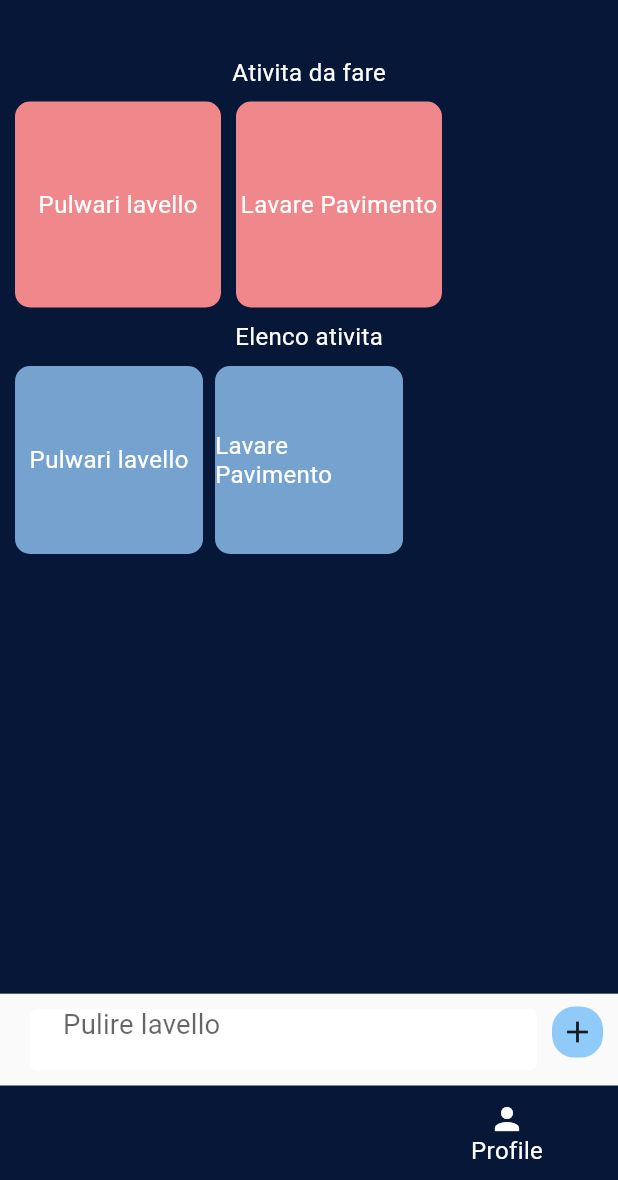
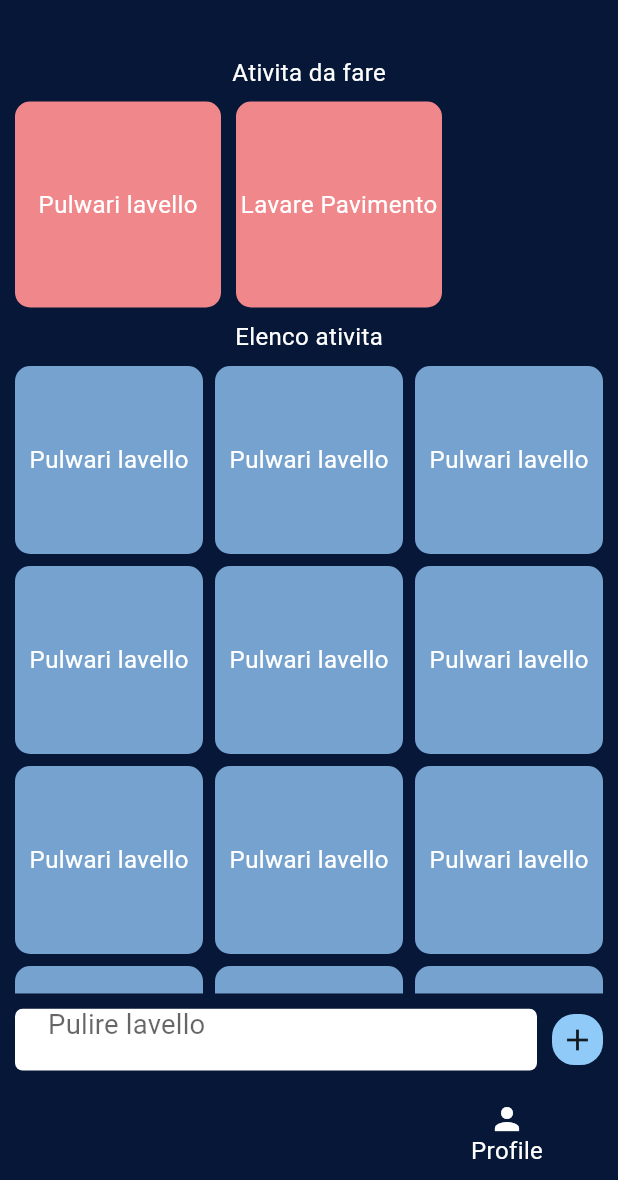
Before and after one commit to Mumeer/limpio_repo, a Flutter app: the Activities screen opened directly, on a phone screen of 412 x 824 dp, the part 56-1236 px from its top. Run offline on Flutter 3.47's test engine with Material 2 defaults, Android fonts, the phone set to English and light mode, and no system bars; our stand-ins replace flutter_screenutil, sqflite; accounts and stored records are empty.

Commit message:
git 29/3 2

```diff
--- a/lib/views/add_task/activities.dart
+++ b/lib/views/add_task/activities.dart
@@ -17,8 +17,23 @@ class Activities extends StatefulWidget {
 
 class _ActivitiesState extends State<Activities> {
 
-  List<String> activityNameTemplate = ["Pulwari lavello","Lavare Pavimento"];
-  List<String> activityName = ["Pulwari lavello","Lavare Pavimento"];
+  List<String> activityNameTemplate = [
+    "Pulwari lavello",
+    "Lavare Pavimento"];
+  List<String> activityName = [
+    "Pulwari lavello",
+    "Pulwari lavello",
+    "Pulwari lavello",
+    "Pulwari lavello",
+    "Pulwari lavello",
+    "Pulwari lavello",
+    "Pulwari lavello",
+    "Pulwari lavello",
+    "Pulwari lavello",
+    "Pulwari lavello",
+    "Pulwari lavello",
+    "Pulwari lavello",
+    "Lavare Pavimento"];
 
   @override
   Widget build(BuildContext context) {
@@ -119,13 +134,16 @@ class _ActivitiesState extends State<Activities> {
           ),
         ),
       ),
-      bottomSheet: Padding(
-        padding: EdgeInsets.only(left: 10,right: 10,bottom: 10),
+      bottomSheet: Container(
+        decoration: BoxDecoration(
+            color: AppColors.background,),
+        padding: EdgeInsets.only(left: 10,top:10,right: 10,bottom: 10),
         child: Row(
+          crossAxisAlignment: CrossAxisAlignment.center,
           children: [
             Expanded(child: Container(
                 height: (Appheight / 20).h,
-                margin: EdgeInsets.only(left: 10, top: 10,right: 10),
+                margin: EdgeInsets.only(right: 10),
                 padding: EdgeInsets.all(10),
                 decoration: BoxDecoration(
                     color: AppColors.white,
@@ -155,6 +173,7 @@ class _ActivitiesState extends State<Activities> {
         ),
       ),
       bottomNavigationBar: BottomNavBar(),
+
     );
   }
 }
--- a/pubspec.yaml
+++ b/pubspec.yaml
@@ -37,6 +37,8 @@ dependencies:
   cupertino_icons: ^1.0.2
   flutter_screenutil: ^5.6.1
   provider: ^6.0.5
+  sqflite: ^2.2.6
+  path_provider: ^2.0.14
 #  sizer: ^2.0.15
 
 
```
Also changed, not shown: lib/main.dart (+114 -0 lines), lib/services/database_helper.dart (added, +83 -0 lines), lib/views/create_room/create_room.dart (+14 -3 lines), lib/views/home/home_page.dart (+26 -4 lines), pubspec.lock, 1 other file.
